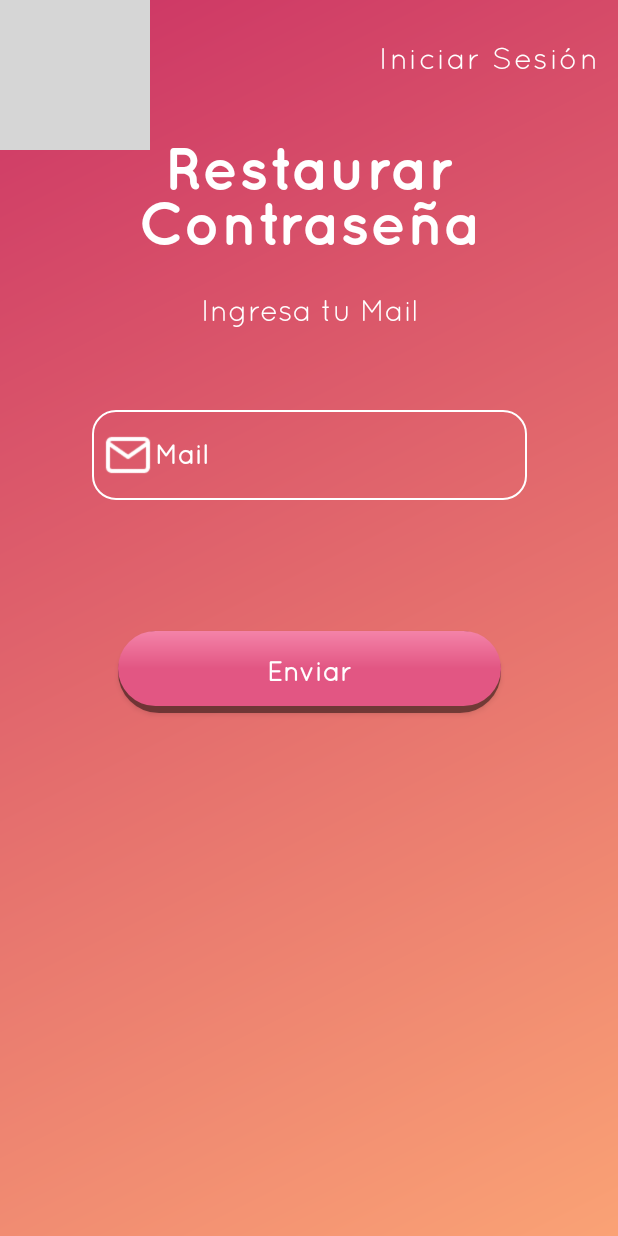
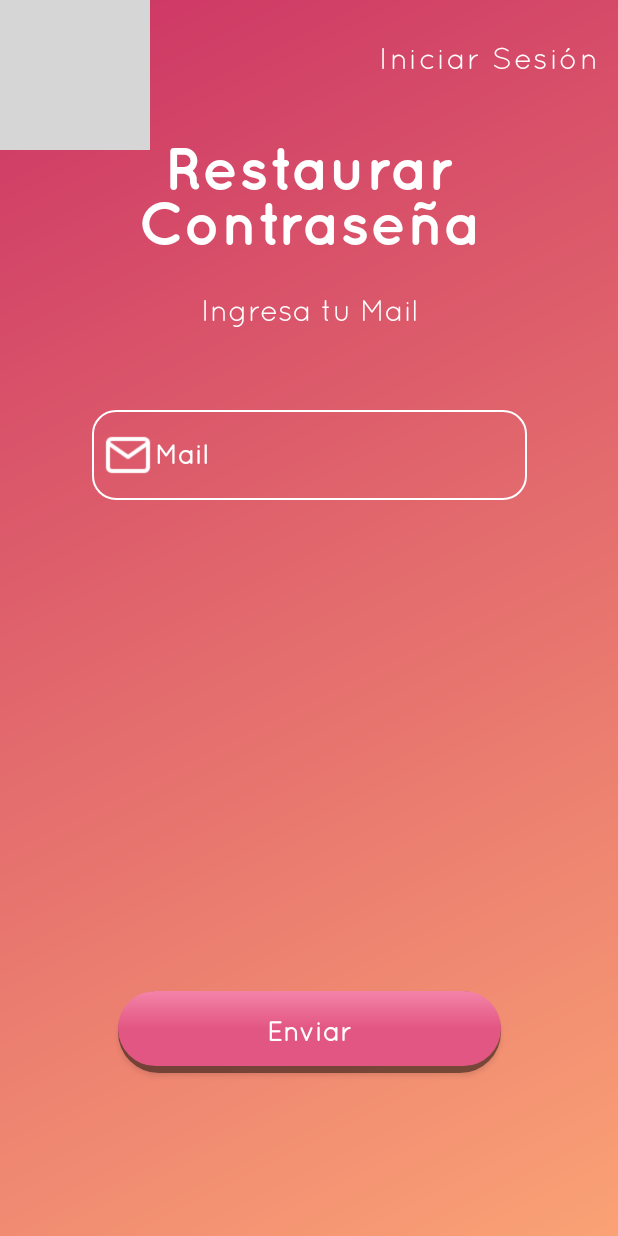
Before and after one commit to juancruz2020/front-desarrollo-de-aplicaciones, an Android app: the RecuperarContra screen opened directly, with no data from a screen before it, on a phone screen of 412 x 824 dp. Run offline under Robolectric (Android 15) with nearby library versions, the phone set to English and light mode, and no system bars; grey boxes are pictures that could not be loaded.

Commit message:
Update activity_recuperar_contra.xml

```diff
--- a/app/src/main/res/layout/activity_recuperar_contra.xml
+++ b/app/src/main/res/layout/activity_recuperar_contra.xml
@@ -111,6 +111,7 @@
 
 
 
+
     <ImageView
         android:id="@+id/mail_image"
         android:layout_width="32dp"
@@ -139,7 +140,7 @@
         app:layout_constraintStart_toStartOf="parent"
         app:layout_constraintEnd_toEndOf="parent"
         app:layout_constraintBottom_toBottomOf="parent"
-        app:layout_constraintVertical_bias="0.2"
+        app:layout_constraintVertical_bias="0.75"
 
         android:onClick="enviarCodigoRecuperacion"
         />
```
